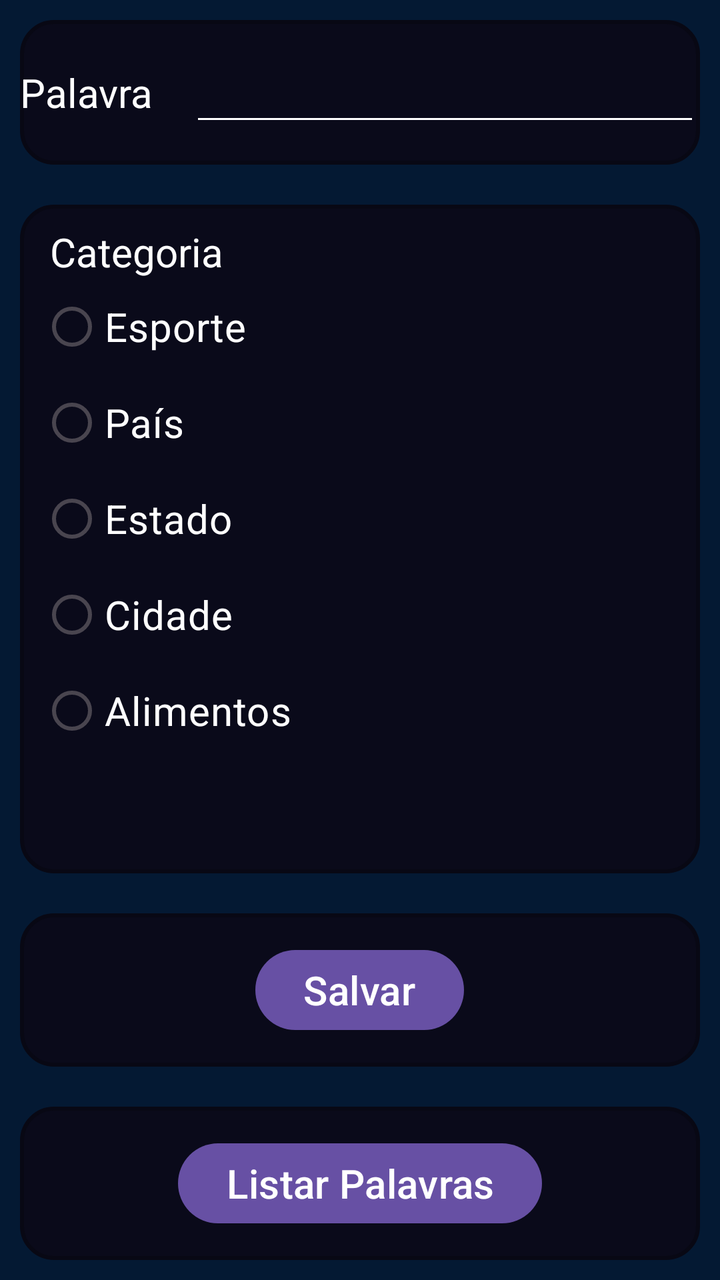
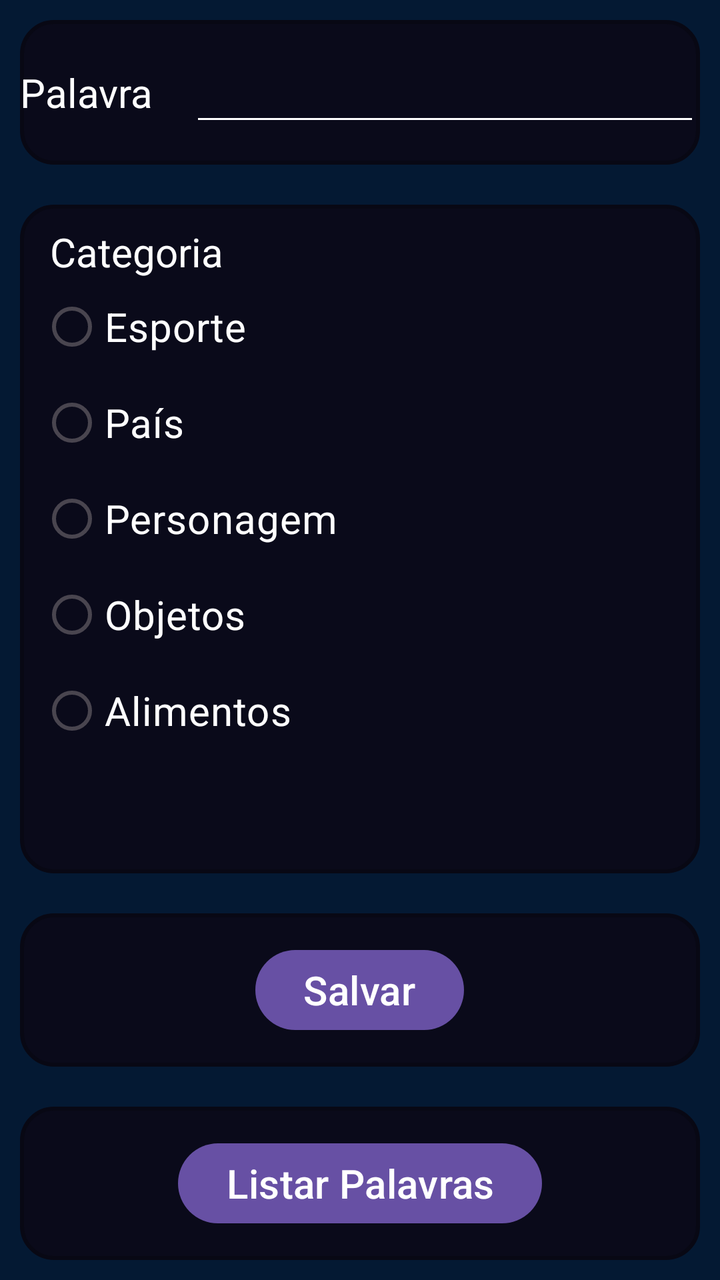

Compare the two renders of this Android layout. The source of the first and the diff that turns it into the second are given below.
<!-- AndroidManifest.xml: application theme Theme.Forca_Integrado -->
<!-- res/layout/activity_tela_cadastro.xml -->
<?xml version="1.0" encoding="utf-8"?>
<LinearLayout xmlns:android="http://schemas.android.com/apk/res/android"
    xmlns:app="http://schemas.android.com/apk/res-auto"
    xmlns:tools="http://schemas.android.com/tools"
    android:id="@+id/main"
    android:layout_width="match_parent"
    android:layout_height="match_parent"
    android:background="#041933"
    android:orientation="vertical"
    tools:context=".TelaCadastro">

    <LinearLayout
        android:layout_width="match_parent"
        android:layout_height="wrap_content"
        android:layout_margin="10dp"
        android:layout_weight="0.2"
        android:background="@drawable/borda"
        android:gravity="center"
        android:orientation="horizontal">

        <TextView
            android:id="@+id/textView5"
            android:layout_width="wrap_content"
            android:layout_height="wrap_content"
            android:layout_weight="1"
            android:text="Palavra"
            android:textColor="#FFFFFF"
            android:textSize="20sp" />

        <EditText
            android:id="@+id/textPalavra"
            android:layout_width="wrap_content"
            android:layout_height="wrap_content"
            android:layout_weight="1"
            android:backgroundTint="#FFFFFF"
            android:drawableTint="#D71111"
            android:ems="10"
            android:inputType="text"
            android:textColor="#FFFFFF"
            android:textSize="20sp" />
    </LinearLayout>

    <LinearLayout
        android:layout_width="match_parent"
        android:layout_height="wrap_content"
        android:layout_margin="10dp"
        android:layout_weight="0.4"
        android:background="@drawable/borda"
        android:gravity="center"
        android:orientation="vertical">

        <TextView
            android:id="@+id/textView7"
            android:layout_width="match_parent"
            android:layout_height="wrap_content"
            android:layout_marginLeft="10dp"
            android:layout_marginTop="10dp"
            android:text="Categoria"
            android:textColor="#FFFFFF"
            android:textSize="20sp" />

        <RadioGroup
            android:id="@+id/id_grupo"
            android:layout_width="match_parent"
            android:layout_height="match_parent">

            <RadioButton
                android:id="@+id/radioButton"
                android:layout_width="match_parent"
                android:layout_height="wrap_content"
                android:layout_marginLeft="10dp"
                android:text="Esporte"
                android:textColor="#FFFFFF"
                android:textSize="20sp" />

            <RadioButton
                android:id="@+id/radioButton2"
                android:layout_width="match_parent"
                android:layout_height="wrap_content"
                android:layout_marginLeft="10dp"
                android:text="País"
                android:textColor="#FFFFFF"
                android:textSize="20sp" />

            <RadioButton
                android:id="@+id/radioButton3"
                android:layout_width="match_parent"
                android:layout_height="wrap_content"
                android:layout_marginLeft="10dp"
                android:text="Estado"
                android:textColor="#FFFFFF"
                android:textSize="20sp" />

            <RadioButton
                android:id="@+id/radioButton4"
                android:layout_width="match_parent"
                android:layout_height="wrap_content"
                android:layout_marginLeft="10dp"
                android:text="Cidade"
                android:textColor="#FFFFFF"
                android:textSize="20sp" />

            <RadioButton
                android:id="@+id/radioButton5"
                android:layout_width="match_parent"
                android:layout_height="wrap_content"
                android:layout_marginLeft="10dp"
                android:text="Alimentos"
                android:textColor="#FFFFFF"
                android:textSize="20sp" />
        </RadioGroup>

    </LinearLayout>

    <LinearLayout
        android:layout_width="match_parent"
        android:layout_height="wrap_content"
        android:layout_margin="10dp"
        android:layout_weight="0.2"
        android:background="@drawable/borda"
        android:gravity="center"
        android:orientation="vertical">

        <Button
            android:id="@+id/button2"
            android:layout_width="wrap_content"
            android:layout_height="wrap_content"
            android:text="Salvar"
            android:textSize="20sp" />
    </LinearLayout>

    <LinearLayout
        android:layout_width="match_parent"
        android:layout_height="wrap_content"
        android:layout_margin="10dp"
        android:layout_weight="0.2"
        android:background="@drawable/borda"
        android:gravity="center"
        android:orientation="vertical">

        <Button
            android:id="@+id/button3"
            android:layout_width="wrap_content"
            android:layout_height="wrap_content"
            android:text="Listar Palavras"
            android:textSize="20sp" />
    </LinearLayout>
</LinearLayout>
<!-- resources referenced by this layout -->
<resources>
  <!-- drawable borda (drawable) -->
  <?xml version="1.0" encoding="utf-8"?>
  <shape xmlns:android="http://schemas.android.com/apk/res/android">
          
      <solid android:color="#0A0A1A"/>
          
      <corners android:radius="16dp"/>
          
      <stroke
          android:width="2dp"
          android:color="#080814"/>
  </shape>
  <style name="Theme.Forca_Integrado" parent="Base.Theme.Forca_Integrado" />
  <style name="Base.Theme.Forca_Integrado" parent="Theme.Material3.DayNight.NoActionBar">
          
          
      </style>
</resources>

<!-- the commit's change to res/layout/activity_tela_cadastro.xml (unified diff, before → after) -->
@@ -87,7 +87,7 @@
                 android:layout_width="match_parent"
                 android:layout_height="wrap_content"
                 android:layout_marginLeft="10dp"
-                android:text="Estado"
+                android:text="Personagem"
                 android:textColor="#FFFFFF"
                 android:textSize="20sp" />
 
@@ -96,7 +96,7 @@
                 android:layout_width="match_parent"
                 android:layout_height="wrap_content"
                 android:layout_marginLeft="10dp"
-                android:text="Cidade"
+                android:text="Objetos"
                 android:textColor="#FFFFFF"
                 android:textSize="20sp" />
 
